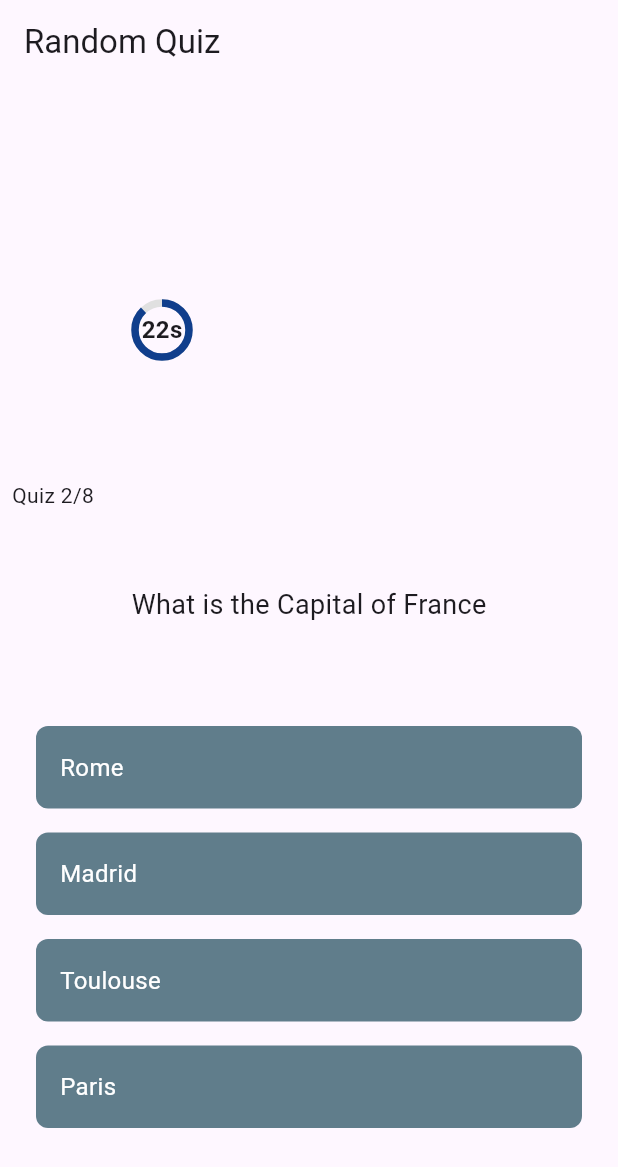
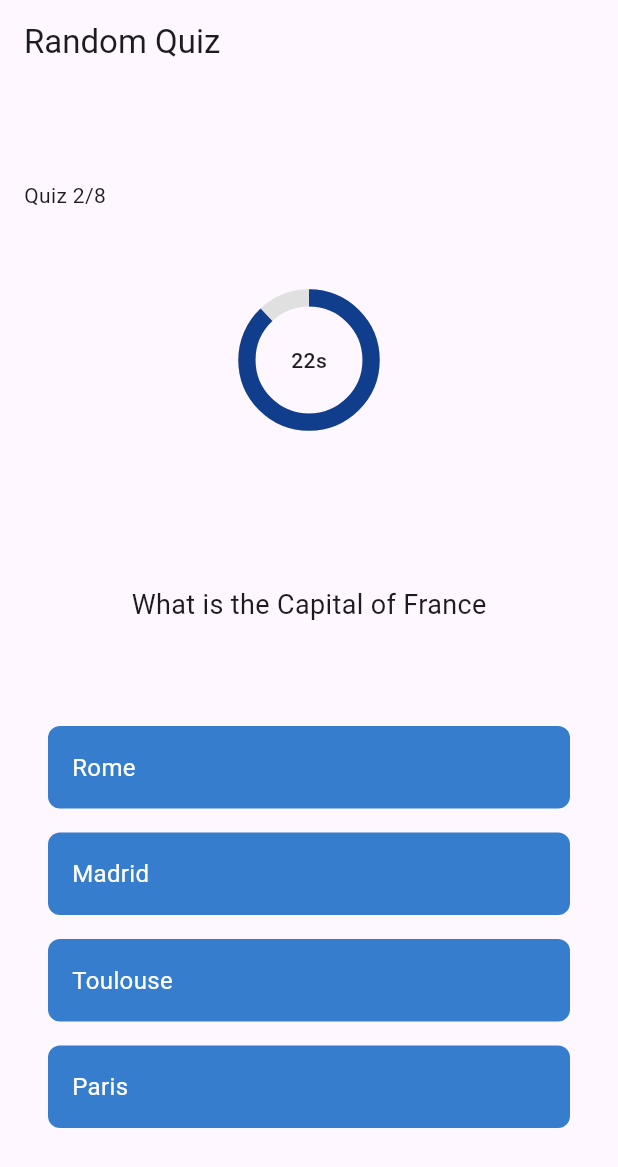
Before and after one commit to Olanrewaaju/Miniature-QuizApp, a Flutter app: the QuestionScreen screen opened directly, after a tap on "Earth", on a phone screen of 412 x 824 dp. Shown: the top 1167 px of the screen. Run offline on Flutter 3.47's test engine with Material 3 defaults, Android fonts, the phone set to English and light mode, and no system bars.

```diff
--- a/lib/countdown_widget.dart
+++ b/lib/countdown_widget.dart
@@ -15,14 +15,16 @@ class _CountdownWidgetState extends State<CountdownWidget> {
     super.initState();
     // Start the timer after the widget is built
     WidgetsBinding.instance.addPostFrameCallback((_) {
-      context.read<QuizTimerNotifier>().startTimer();
+      if (mounted) {
+        context.read<QuizTimerNotifier>().startTimer(context);
+      }
     });
   }
 
   @override
   Widget build(BuildContext context) {
     final timer = context.watch<QuizTimerNotifier>();
-    QuizTimerNotifier().startTimer();
+    // QuizTimerNotifier();
 
     return SizedBox(
       width: 200,
@@ -30,17 +32,20 @@ class _CountdownWidgetState extends State<CountdownWidget> {
       child: Stack(
         alignment: Alignment.center,
         children: [
-          CircularProgressIndicator(
-            value: timer.timeLeft / timer.totalSeconds,
-            strokeWidth: 5,
-            backgroundColor: Colors.grey.shade300,
-            valueColor: const AlwaysStoppedAnimation<Color>(
-              Color.fromARGB(255, 16, 62, 140),
+          Transform.scale(
+            scale: 2.3,
+            child: CircularProgressIndicator(
+              value: timer.timeLeft / timer.totalSeconds,
+              strokeWidth: 5,
+              backgroundColor: Colors.grey.shade300,
+              valueColor: const AlwaysStoppedAnimation<Color>(
+                Color.fromARGB(255, 16, 62, 140),
+              ),
             ),
           ),
           Text(
             "${timer.timeLeft}s",
-            style: const TextStyle(fontSize: 16, fontWeight: FontWeight.w700),
+            style: const TextStyle(fontSize: 14, fontWeight: FontWeight.w500),
           ),
         ],
       ),
--- a/lib/game/game_notifier.dart
+++ b/lib/game/game_notifier.dart
@@ -20,15 +20,14 @@ class GameNotifier extends ChangeNotifier {
       _answer++;
       notifyListeners();
 
-      //   Navigator.pushReplacement(
-      //     context,
-      //     MaterialPageRoute(builder: (_) => QuestionScreen()),
-      //   );
-    } else {
-      Navigator.pushReplacement(
-        context,
-        MaterialPageRoute(builder: (_) => Result()),
-      );
+      if (_answer >= sampleQuestions.length || _answer >= 8) {
+        Navigator.pushReplacement(
+          context,
+          MaterialPageRoute(builder: (_) => Result()),
+        );
+      } else {
+        notifyListeners();
+      }
     }
   }
 
--- a/lib/game/question_screen.dart
+++ b/lib/game/question_screen.dart
@@ -15,28 +15,34 @@ class QuestionScreen extends StatelessWidget {
     final quizzesProvider = Provider.of<GameNotifier>(context);
     final name = context.watch<Notifier>().username;
 
-    return Scaffold(
+    return ChangeNotifierProvider(
+      create: (context) => QuizTimerNotifier(totalSeconds: 25),
+      child: Scaffold(
         appBar: AppBar(
           automaticallyImplyLeading: false,
           title: Text('Random Quiz'),
         ),
         body: Center(
           child: Padding(
-          padding: const EdgeInsets.all(8.0),
+            padding: const EdgeInsets.all(16.0),
+
             child: Column(
               mainAxisAlignment: MainAxisAlignment.center,
               crossAxisAlignment: CrossAxisAlignment.start,
               children: [
-              CountdownWidget(),
+                Text('Quiz ${quizzesProvider.currentQuestion.number}/8'),
+                Center(child: CountdownWidget()),
 
-              Text('Quiz ${quizzesProvider.currentQuestion.number}/8'),
                 Column(
                   mainAxisAlignment: MainAxisAlignment.center,
                   children: [
                     SizedBox(height: 50),
                     Text(
                       quizzesProvider.currentQuestion.questionText,
-                    style: TextStyle(fontSize: 18, fontWeight: FontWeight.w400),
+                      style: TextStyle(
+                        fontSize: 18,
+                        fontWeight: FontWeight.w400,
+                      ),
                     ),
                     SizedBox(height: 60),
 
@@ -61,7 +67,7 @@ class QuestionScreen extends StatelessWidget {
                               padding: EdgeInsets.all(16),
                               width: double.infinity,
                               decoration: BoxDecoration(
-                              color: Colors.blueGrey,
+                                color: const Color.fromARGB(255, 54, 125, 206),
                                 borderRadius: BorderRadius.circular(8),
                               ),
                               child: Text(
@@ -81,6 +87,7 @@ class QuestionScreen extends StatelessWidget {
             ),
           ),
         ),
+      ),
     );
   }
 }
--- a/lib/main.dart
+++ b/lib/main.dart
@@ -1,4 +1,5 @@
 import 'package:flutter/material.dart';
+import 'package:prexams/game/question_screen.dart';
 import 'package:prexams/login.dart';
 import 'package:prexams/notifier.dart';
 import 'package:provider/provider.dart';
--- a/lib/quiz_timer_notifier.dart
+++ b/lib/quiz_timer_notifier.dart
@@ -1,16 +1,19 @@
 import 'dart:async';
 import 'package:flutter/material.dart';
+import 'result.dart';
 
 class QuizTimerNotifier extends ChangeNotifier {
   final int totalSeconds;
   int _timeLeft;
   Timer? _timer;
+  BuildContext? _context;
 
   int get timeLeft => _timeLeft;
 
   QuizTimerNotifier({this.totalSeconds = 20}) : _timeLeft = totalSeconds;
 
-  void startTimer() {
+  void startTimer(BuildContext context) {
+    _context = context;
     _timeLeft = totalSeconds;
     _timer?.cancel();
     _timer = Timer.periodic(const Duration(seconds: 1), (timer) {
@@ -22,6 +25,13 @@ class QuizTimerNotifier extends ChangeNotifier {
         timer.cancel();
         print('Timer finished');
         notifyListeners();
+
+        if (_context != null) {
+          Navigator.pushReplacement(
+            _context!,
+            MaterialPageRoute(builder: (context) => const Result()),
+          );
+        }
       }
     });
   }
```
Also changed, not shown: lib/result.dart (+61 -1 lines). Lines whose indentation alone changed are shown as unchanged.
